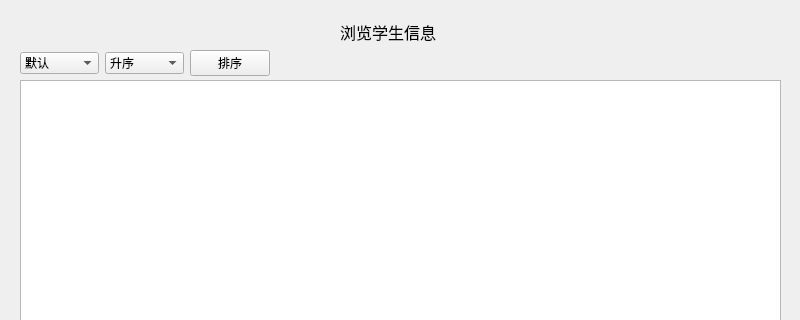
Above: SSMS/browser_widget.ui from NogiNonoka/StudentStatusManagementSystem before the change; both pictures show x 0 to 800 and y 0 to 320 of the 800 by 600 pixel window. Below: the same form after it.
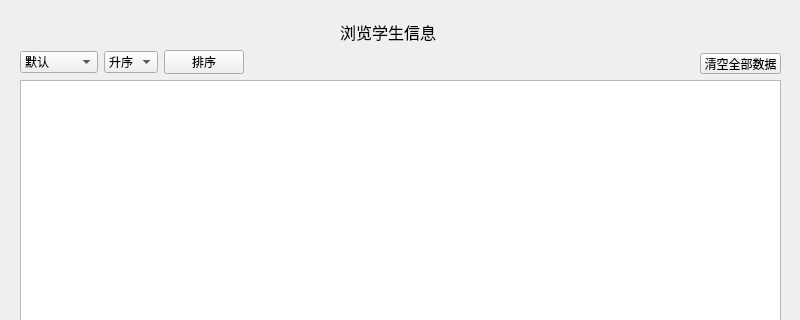
That is the form after the change.

What changed in the file:
```diff
--- a/SSMS/browser_widget.ui
+++ b/SSMS/browser_widget.ui
@@ -60,8 +60,8 @@
     <rect>
      <x>20</x>
      <y>50</y>
-     <width>250</width>
-     <height>26</height>
+     <width>224</width>
+     <height>24</height>
     </rect>
    </property>
    <layout class="QHBoxLayout" name="horizontalLayout">
@@ -128,6 +128,19 @@
     </item>
    </layout>
   </widget>
+  <widget class="QPushButton" name="clearButton">
+   <property name="geometry">
+    <rect>
+     <x>700</x>
+     <y>53</y>
+     <width>81</width>
+     <height>21</height>
+    </rect>
+   </property>
+   <property name="text">
+    <string>清空全部数据</string>
+   </property>
+  </widget>
  </widget>
  <resources/>
  <connections/>
```
